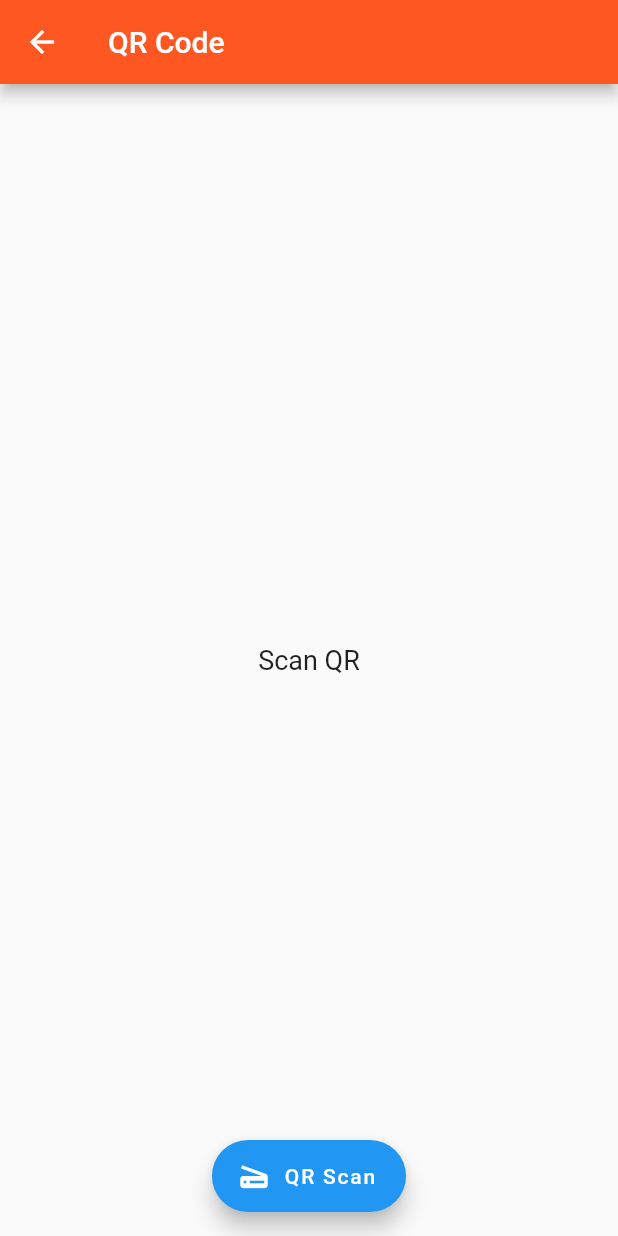
After one commit to Meihern/TP_DevMobile_Flutter, a Flutter app: the screen it shows after launch, in the side drawer, after a tap on "QR Code", on a phone screen of 412 x 824 dp. The commit adds this screen. Run offline on Flutter 3.47's test engine with Material 2 defaults, Android fonts, the phone set to English and light mode, and no system bars; our stand-ins replace image_cropper, image_picker; missing offline and left inert: barcode_scan, firebase_ml_vision; accounts and stored records are empty.

Commit message:
Added QR Code Application

```diff
--- a/lib/main.dart
+++ b/lib/main.dart
@@ -1,7 +1,7 @@
 import 'package:first_app/camera.dart';
 import 'package:first_app/gallery.dart';
+import 'package:first_app/qrscan.dart';
 import 'package:first_app/weather-form.dart';
-import 'package:first_app/weather.dart';
 import "package:flutter/material.dart";
 import "./quizz.dart";
 void main() => runApp(MaterialApp(home: MyApp()));
@@ -57,6 +57,14 @@ class MyApp extends StatelessWidget{
                   Navigator.of(context).pop();
                   Navigator.push(context, MaterialPageRoute(builder: (context)=> CameraPage()));
                 },
+              ),
+              Divider(color: Colors.grey, thickness: 2,),
+              ListTile(
+                title: Text("QR Code", style: TextStyle(fontSize: 20),),
+                onTap: (){
+                  Navigator.of(context).pop();
+                  Navigator.push(context, MaterialPageRoute(builder: (context)=> QrScanPage()));
+                },
               )
             ],
           ),
--- /dev/null
+++ b/lib/qrscan.dart
@@ -0,0 +1,62 @@
+import 'package:flutter/material.dart';
+import 'package:barcode_scan/barcode_scan.dart';
+import 'package:flutter/services.dart';
+
+class QrScanPage extends StatefulWidget{
+  @override
+  _QrScanPageState createState() => _QrScanPageState();
+
+}
+
+
+class _QrScanPageState extends State<QrScanPage>{
+  String result;
+  @override
+  Widget build(BuildContext context) {
+    return Scaffold(
+      appBar: AppBar(
+        title: Text("QR Code"),
+        backgroundColor: Colors.deepOrange,
+      ),
+      body: Center(
+        child: Text(result!=null?result:'Scan QR', style: TextStyle(fontSize: 18)),
+      ),
+      floatingActionButton: FloatingActionButton.extended(
+          icon: Icon(Icons.scanner),
+          onPressed: scanQR,
+          label: Text("QR Scan")
+      ),
+      floatingActionButtonLocation: FloatingActionButtonLocation.centerFloat,
+    );
+  }
+
+  Future scanQR() async{
+    try{
+      String scanResult = await BarcodeScanner.scan();
+      setState(() {
+        result = scanResult;
+      });
+    }on PlatformException catch(e){
+      if(e.code==BarcodeScanner.CameraAccessDenied){
+        setState(() {
+          result = "Camera permission was denied";
+        });
+      }
+      else{
+        setState(() {
+          result = "Unknown Error";
+        });
+      }
+    }
+    on FormatException {
+     result = "You pressed the back button before scanning";
+    }
+    catch(e){
+      setState(() {
+        result = "Somme error occured while scanning";
+      });
+    }
+
+  }
+
+}
--- a/pubspec.yaml
+++ b/pubspec.yaml
@@ -21,6 +21,7 @@ dependencies:
     sdk: flutter
   http: ^0.12.0+4
   intl: ^0.15.8
+  barcode_scan: any
   image_picker:
   image_cropper:
   firebase_ml_vision:
```
Also changed, not shown: pubspec.lock.
